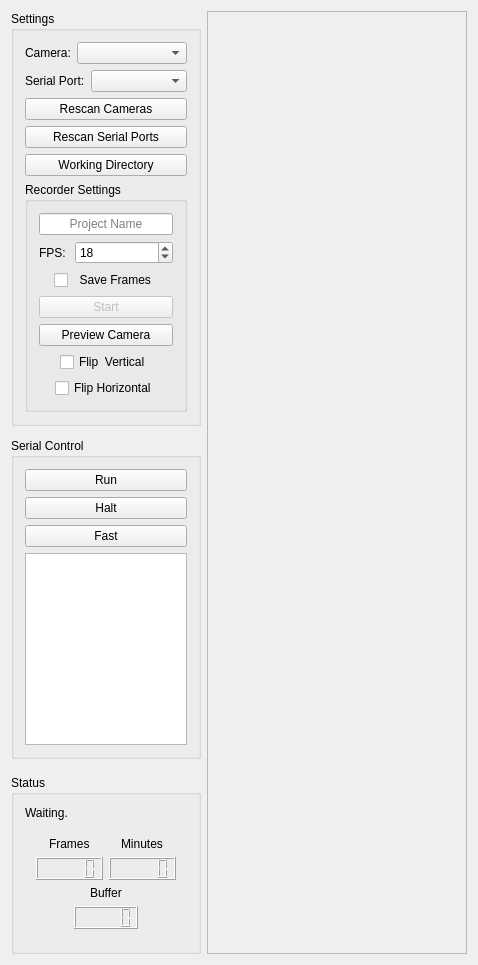
Qt form src/forms/mainwindow.ui (vale981/Taevitas) before a commit.
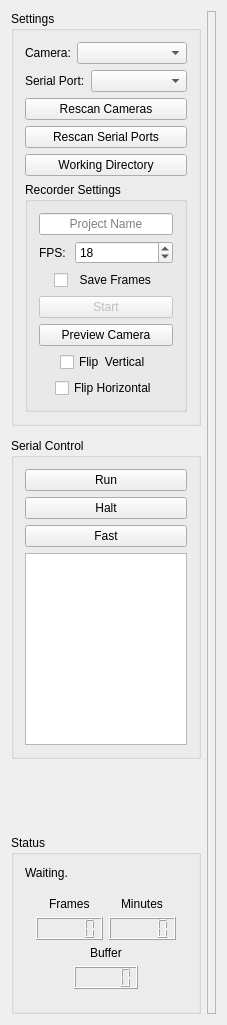
The same form after that commit.

```diff
--- a/src/forms/mainwindow.ui
+++ b/src/forms/mainwindow.ui
@@ -6,8 +6,8 @@
    <rect>
     <x>0</x>
     <y>0</y>
-    <width>478</width>
-    <height>965</height>
+    <width>224</width>
+    <height>1025</height>
    </rect>
   </property>
   <property name="sizePolicy">
```
